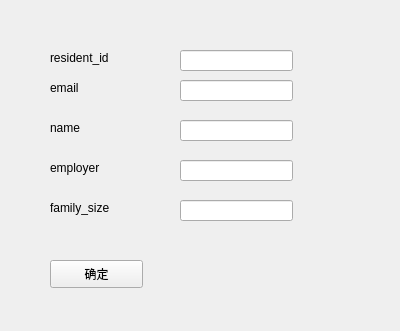
JJLee7447/property_management_system, file UI/update_ui/update_resident.ui: the form before one commit.
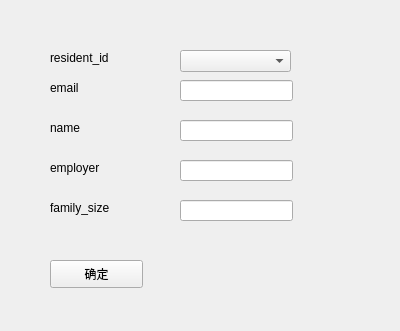
The form after the commit.

What changed in the file:
```diff
--- a/UI/update_ui/update_resident.ui
+++ b/UI/update_ui/update_resident.ui
@@ -131,13 +131,13 @@
     <string>resident_id</string>
    </property>
   </widget>
-  <widget class="QLineEdit" name="id_edit">
+  <widget class="QComboBox" name="resident_id_comboBox">
    <property name="geometry">
     <rect>
      <x>180</x>
      <y>50</y>
-     <width>113</width>
-     <height>21</height>
+     <width>111</width>
+     <height>22</height>
     </rect>
    </property>
   </widget>
```
